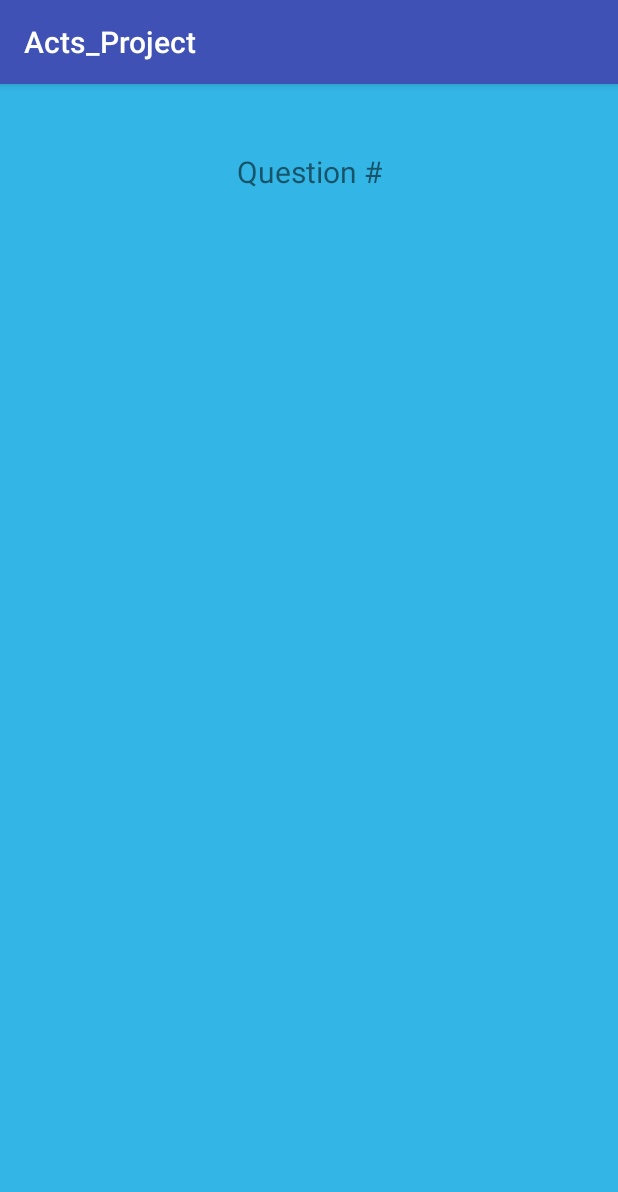
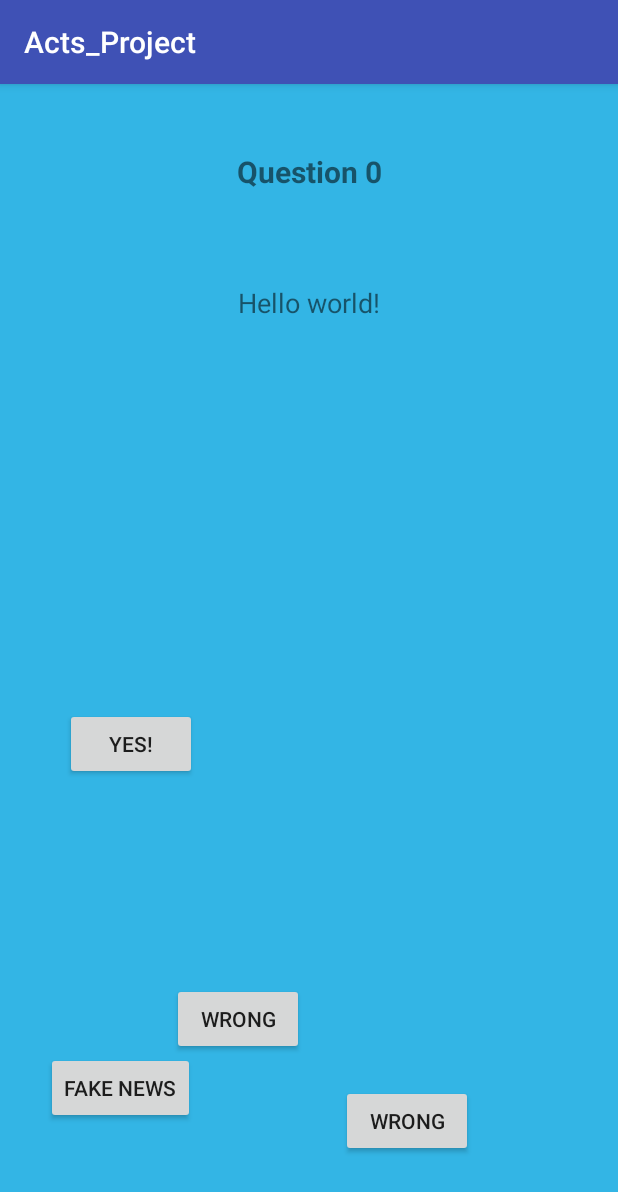
Before and after one commit to sher222/ActsProject, an Android app: the screen it shows after launch (LevelActivity), on a phone screen of 412 x 824 dp. Shown: the top 1192 px of the screen. Run offline under Robolectric (Android 15) with nearby library versions, the phone set to English and light mode, and no system bars.

Commit message:
Add level layout for question

```diff
--- a/app/src/main/java/com/rfproductions/acts_project/LevelActivity.java
+++ b/app/src/main/java/com/rfproductions/acts_project/LevelActivity.java
@@ -1,13 +1,71 @@
 package com.rfproductions.acts_project;
 
+import android.support.constraint.ConstraintLayout;
+import android.support.constraint.ConstraintSet;
 import android.support.v7.app.AppCompatActivity;
 import android.os.Bundle;
+import android.widget.Button;
+import android.widget.TextView;
+
+import java.util.ArrayList;
+import java.util.Random;
 
 public class LevelActivity extends AppCompatActivity {
+
+    /* EDIT THIS! */
+    private int number = 0; // Question number
+    private String qText = "Hello world!"; // Question (e.g. 'Who was Jesus?')
+    private String correct = "Yes!"; // Correct answer (e.g. 'The Son of God')
+    private String[] wrong = new String[]{"Wrong", "Wrong", "Fake news"}; // Wrong answers
+    // (e.g. {'Me', 'The sky', 'Our President'})
+
+    private int random = (int) (Math.random() * (wrong.length + 1));
+    private ArrayList<String> bList = new ArrayList<>();
 
     @Override
     protected void onCreate(Bundle savedInstanceState) {
         super.onCreate(savedInstanceState);
         setContentView(R.layout.activity_level);
+
+        ConstraintLayout layout = (ConstraintLayout) findViewById(R.id.level_layout);
+        TextView numberV = (TextView) findViewById(R.id.number);
+        TextView qTextV = (TextView) findViewById(R.id.qText);
+
+        numberV.setText("Question "+number);
+        qTextV.setText(qText);
+
+        for (String s : wrong) {
+            bList.add(s);
+        }
+        bList.add(random, correct);
+
+        int i = 100;
+
+        for (String s : bList) {
+            Button newB = new Button(this);
+            newB.setText(s);
+            newB.setId(i);
+            newB.setLayoutParams(new ConstraintLayout.LayoutParams(
+                    ConstraintLayout.LayoutParams.WRAP_CONTENT,
+                    ConstraintLayout.LayoutParams.WRAP_CONTENT));
+            layout.addView(newB);
+
+            ConstraintSet constraintSet = new ConstraintSet();
+            constraintSet.clone(layout);
+
+            constraintSet.connect(newB.getId(),
+                    ConstraintSet.TOP, layout.getId(), ConstraintSet.TOP, 8);
+            constraintSet.connect(newB.getId(),
+                    ConstraintSet.BOTTOM, layout.getId(), ConstraintSet.BOTTOM, 8);
+            constraintSet.connect(newB.getId(),
+                    ConstraintSet.LEFT, layout.getId(), ConstraintSet.LEFT, 8);
+            constraintSet.connect(newB.getId(),
+                    ConstraintSet.RIGHT, layout.getId(), ConstraintSet.RIGHT, 8);
+            constraintSet.setVerticalBias(newB.getId(), (float) ((Math.random() * 65 + 35) / 100));
+            constraintSet.setHorizontalBias(newB.getId(), (float) (Math.random()));
+            constraintSet.applyTo(layout);
+            i++;
+        }
+
     }
 }
--- a/app/src/main/res/layout/activity_level.xml
+++ b/app/src/main/res/layout/activity_level.xml
@@ -2,18 +2,15 @@
 <android.support.constraint.ConstraintLayout xmlns:android="http://schemas.android.com/apk/res/android"
     xmlns:app="http://schemas.android.com/apk/res-auto"
     xmlns:tools="http://schemas.android.com/tools"
+    android:id="@+id/level_layout"
     android:layout_width="match_parent"
     android:layout_height="match_parent"
     tools:context="com.rfproductions.acts_project.LevelActivity">
 
     <ImageView
         android:id="@+id/background"
-        android:layout_width="match_parent"
-        android:layout_height="match_parent"
-        android:layout_marginBottom="0dp"
-        android:layout_marginLeft="0dp"
-        android:layout_marginRight="0dp"
-        android:layout_marginTop="0dp"
+        android:layout_width="0dp"
+        android:layout_height="0dp"
         app:layout_constraintBottom_toBottomOf="parent"
         app:layout_constraintLeft_toLeftOf="parent"
         app:layout_constraintRight_toRightOf="parent"
@@ -26,10 +23,24 @@
         android:layout_height="wrap_content"
         android:text="Question #"
         android:textSize="20sp"
+        android:textStyle="bold"
         app:layout_constraintBottom_toBottomOf="parent"
         app:layout_constraintLeft_toLeftOf="parent"
         app:layout_constraintRight_toRightOf="parent"
         app:layout_constraintTop_toTopOf="parent"
         app:layout_constraintVertical_bias="0.060000002" />
 
+    <TextView
+        android:id="@+id/qText"
+        android:layout_width="wrap_content"
+        android:layout_height="wrap_content"
+        android:layout_marginTop="8dp"
+        android:text="Question Text"
+        android:textSize="18sp"
+        app:layout_constraintBottom_toBottomOf="parent"
+        app:layout_constraintLeft_toLeftOf="@+id/background"
+        app:layout_constraintRight_toRightOf="parent"
+        app:layout_constraintTop_toTopOf="parent"
+        app:layout_constraintVertical_bias="0.17000002" />
+
 </android.support.constraint.ConstraintLayout>
```
